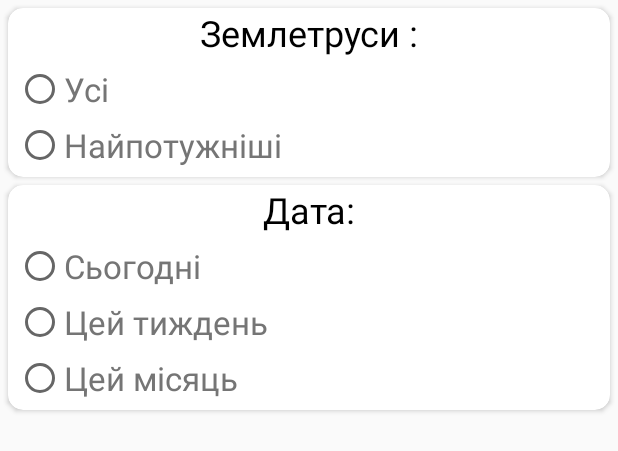
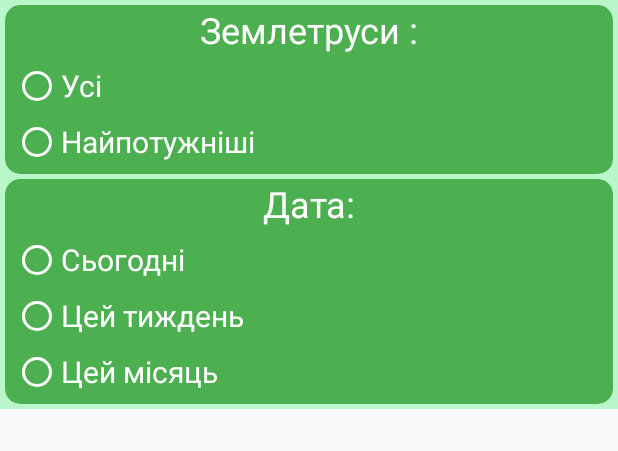
Before and after one commit to ruslanAndroidDev/earthquakes, an Android app: the layout filter_popup.xml on its own in the app's theme, with its tools: preview values and no code run, on a phone screen of 412 x 824 dp. Shown: the top 451 px of the screen. Run offline under Robolectric (Android 15) with nearby library versions, the phone set to English and light mode, and no system bars.

Commit message:
невеликі допрацьовання

```diff
--- a/app/build.gradle
+++ b/app/build.gradle
@@ -29,10 +29,10 @@ dependencies {
     compile 'com.android.support:recyclerview-v7:24.2.0'
     compile 'com.android.support:cardview-v7:24.2.0'
     compile 'com.rm:longpresspopup:1.0.0'
-    compile 'com.android.support:cardview-v7:24.2.0'
     compile 'com.google.android.gms:play-services:7+'
     compile 'com.android.support:design:24.2.0'
     compile 'me.wangyuwei:LoadingiVew:1.0.5'
+    compile 'com.google.code.gson:gson:2.6.1'
 
 
 }
--- a/app/src/main/java/com/example/pk/test2012/main/MainPresenter.java
+++ b/app/src/main/java/com/example/pk/test2012/main/MainPresenter.java
@@ -16,7 +16,7 @@ public interface MainPresenter {
 
     void sortCardClick();
 
-    void changeSortSetting(int flag);
+    void onSortChange(int flag);
 
     void onScrolledRecyclerView(int dy, LinearLayout bottomTab, boolean isAnimationWorking);
 
--- a/app/src/main/java/com/example/pk/test2012/main/RecyclerViewAdapter.java
+++ b/app/src/main/java/com/example/pk/test2012/main/RecyclerViewAdapter.java
@@ -110,6 +110,10 @@ public class RecyclerViewAdapter extends RecyclerView.Adapter<RecyclerViewAdapte
 
     }
 
+    public static void clearData() {
+        earthQuakesdata.clear();
+    }
+
     @Override
     public int getItemCount() {
         return earthQuakesdata.size();
--- a/app/src/main/res/layout/filter_popup.xml
+++ b/app/src/main/res/layout/filter_popup.xml
@@ -2,21 +2,24 @@
 <RelativeLayout xmlns:android="http://schemas.android.com/apk/res/android"
     xmlns:app="http://schemas.android.com/apk/res-auto"
     android:layout_width="match_parent"
-    android:layout_height="wrap_content">
+    android:layout_height="wrap_content"
+    android:background="@null">
 
     <LinearLayout
         android:layout_width="match_parent"
         android:layout_height="wrap_content"
-        android:orientation="vertical"
-        android:layout_centerVertical="true">
+        android:layout_centerVertical="true"
+        android:background="#b9f6ca"
+        android:orientation="vertical">
 
         <android.support.v7.widget.CardView
             android:layout_width="match_parent"
             android:layout_height="wrap_content"
-            android:layout_marginLeft="5dp"
-            android:layout_marginRight="5dp"
-            android:layout_marginTop="5dp"
+            android:layout_marginLeft="3dp"
+            android:layout_marginRight="3dp"
+            android:layout_marginTop="3dp"
             android:elevation="3dp"
+            app:cardBackgroundColor="#4caf50"
             app:cardCornerRadius="10dp">
 
             <RelativeLayout
@@ -31,7 +34,7 @@
                     android:layout_marginRight="10dp"
                     android:gravity="center_horizontal"
                     android:text="Землетруси :"
-                    android:textColor="#000000"
+                    android:textColor="#ffffff"
                     android:textSize="24sp" />
 
                 <RadioGroup
@@ -41,28 +44,24 @@
                     android:layout_below="@+id/text"
                     android:orientation="vertical">
 
-                    <RadioButton
+                    <android.support.v7.widget.AppCompatRadioButton
+                        android:id="@+id/radio_btn_type_all"
+                        style="@style/MyCustomFiltrRagioButtonStyle"
                         android:layout_width="match_parent"
                         android:layout_height="wrap_content"
-                        android:layout_marginLeft="5dp"
-                        android:layout_marginTop="5dp"
+                        app:buttonTint="#ffffff"
                         android:layout_weight="1"
-                        android:id="@+id/radio_btn_type_all"
-                        android:text="Усі"
-                        android:textColor="@color/secondaryTextColor"
-                        android:textSize="22sp" />
+                        android:text="Усі" />
 
-                    <RadioButton
+                    <android.support.v7.widget.AppCompatRadioButton
+                        android:id="@+id/radio_btn_type_significant"
+                        style="@style/MyCustomFiltrRagioButtonStyle"
                         android:layout_width="match_parent"
                         android:layout_height="wrap_content"
+                        app:buttonTint="#ffffff"
                         android:layout_marginBottom="5dp"
-                        android:layout_marginLeft="5dp"
-                        android:layout_marginTop="5dp"
                         android:layout_weight="1"
-                        android:id="@+id/radio_btn_type_significant"
-                        android:text="Найпотужніші"
-                        android:textColor="@color/secondaryTextColor"
-                        android:textSize="22sp" />
+                        android:text="Найпотужніші" />
                 </RadioGroup>
 
             </RelativeLayout>
@@ -72,8 +71,9 @@
             android:id="@+id/rgroupFiltr"
             android:layout_width="wrap_content"
             android:layout_height="wrap_content"
-            android:layout_margin="5dp"
+            android:layout_margin="3dp"
             android:elevation="3dp"
+            app:cardBackgroundColor="#4caf50"
             app:cardCornerRadius="10dp">
 
             <RelativeLayout
@@ -86,7 +86,7 @@
                     android:layout_height="wrap_content"
                     android:gravity="center_horizontal"
                     android:text="Дата:"
-                    android:textColor="#000000"
+                    android:textColor="#ffffff"
                     android:textSize="24sp" />
 
                 <RadioGroup
@@ -96,39 +96,33 @@
                     android:layout_below="@+id/text2"
                     android:orientation="vertical">
 
-                    <RadioButton
+                    <android.support.v7.widget.AppCompatRadioButton
+                        android:id="@+id/radio_btn_filtr_today"
+                        style="@style/MyCustomFiltrRagioButtonStyle"
                         android:layout_width="match_parent"
                         android:layout_height="wrap_content"
-                        android:layout_marginLeft="5dp"
-                        android:layout_marginTop="5dp"
-                        android:id="@+id/radio_btn_filtr_today"
                         android:layout_weight="1"
-                        android:text="Сьогодні"
-                        android:textColor="@color/secondaryTextColor"
-                        android:textSize="22sp" />
+                        app:buttonTint="#ffffff"
+                        android:text="Сьогодні" />
 
-                    <RadioButton
+                    <android.support.v7.widget.AppCompatRadioButton
+                        android:id="@+id/radio_btn_filtr_week"
+                        style="@style/MyCustomFiltrRagioButtonStyle"
+                        app:buttonTint="#ffffff"
                         android:layout_width="match_parent"
                         android:layout_height="wrap_content"
-                        android:layout_marginLeft="5dp"
-                        android:layout_marginTop="5dp"
                         android:layout_weight="1"
-                        android:id="@+id/radio_btn_filtr_week"
-                        android:text="Цей тиждень"
-                        android:textColor="@color/secondaryTextColor"
-                        android:textSize="22sp" />
+                        android:text="Цей тиждень" />
 
-                    <RadioButton
+                    <android.support.v7.widget.AppCompatRadioButton
+                        android:id="@+id/radio_btn_filtr_mounth"
+                        style="@style/MyCustomFiltrRagioButtonStyle"
                         android:layout_width="match_parent"
                         android:layout_height="wrap_content"
                         android:layout_marginBottom="5dp"
-                        android:layout_marginLeft="5dp"
-                        android:layout_marginTop="5dp"
-                        android:id="@+id/radio_btn_filtr_mounth"
+                        app:buttonTint="#ffffff"
                         android:layout_weight="1"
-                        android:text="Цей місяць"
-                        android:textColor="@color/secondaryTextColor"
-                        android:textSize="22sp" />
+                        android:text="Цей місяць" />
                 </RadioGroup>
             </RelativeLayout>
         </android.support.v7.widget.CardView>
--- a/app/src/main/res/values/colors.xml
+++ b/app/src/main/res/values/colors.xml
@@ -16,4 +16,8 @@
     <color name="magnitude10">#700312</color>
     <color name="secondaryTextColor">#757575</color>
     <color name="transparent">#5bce3f3f</color>
+
+    <color name="green_light">#81c784</color>
+    <color name="green_dark">#388e3c</color>
+    <color name="green_super_dark">#1b5e20</color>
 </resources>
--- a/app/src/main/res/values/styles.xml
+++ b/app/src/main/res/values/styles.xml
@@ -1,5 +1,4 @@
 <resources>
-
     <!-- Base application theme. -->
     <style name="AppTheme" parent="Theme.AppCompat.Light.NoActionBar">
         <!-- Customize your theme here. -->
@@ -7,9 +6,17 @@
         <item name="colorPrimaryDark">@color/colorPrimaryDark</item>
         <item name="colorAccent">@color/colorAccent</item>
     </style>
+
     <style name="MyCustomDialogStyle" parent="Theme.AppCompat.Light.Dialog">
         <item name="android:windowEnterAnimation">@anim/dialog_in</item>
         <item name="android:windowExitAnimation">@anim/dialog_out</item>
     </style>
 
+    <style name="MyCustomFiltrRagioButtonStyle">
+        <item name="android:textColor">#FFF</item>
+        <item name="android:textSize">20sp</item>
+        <item name="android:layout_marginLeft">5dp</item>
+        <item name="android:layout_marginTop">5dp</item>
+    </style>
+
 </resources>
```
Also changed, not shown: app/src/main/java/com/example/pk/test2012/MyBottomSheetSort.java (+36 -45 lines), app/src/main/java/com/example/pk/test2012/main/IMainView.java (+9 -1 lines), app/src/main/java/com/example/pk/test2012/main/MainActivity.java (+72 -14 lines), app/src/main/java/com/example/pk/test2012/main/MainPresenterImpl.java (+56 -11 lines), app/src/main/java/com/example/pk/test2012/uttil/Constants.java (+7 -1 lines), app/src/main/java/com/example/pk/test2012/uttil/DataHelper.java (+9 -2 lines), app/src/main/res/layout/activity_main.xml (+24 -4 lines), app/src/main/res/layout/sort_popup.xml (+24 -18 lines), app/src/main/res/drawable/img_nonetwork.png (added).
